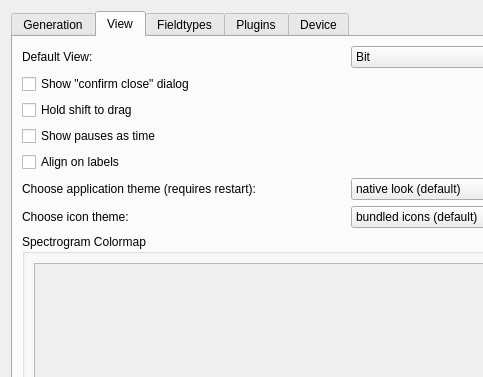
This is ui/options.ui in jopohl/urh as Qt 5 draws it before an edit; both pictures show x 0 to 483 and y 0 to 377 of the 696 by 653 pixel window. The edited form follows.
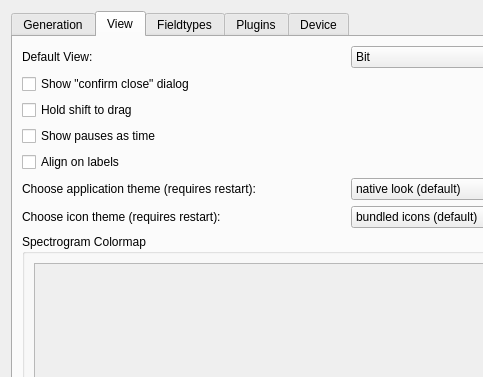
This is the edited form. Icons and pictures are not drawn. Custom widgets are drawn as their Qt base class.

Commit message: broader exception + text fix

Patch:
```diff
--- a/ui/options.ui
+++ b/ui/options.ui
@@ -174,7 +174,7 @@
          <item>
           <widget class="QLabel" name="labelIconTheme">
            <property name="text">
-            <string>Choose icon theme:</string>
+            <string>Choose icon theme (requires restart):</string>
            </property>
           </widget>
          </item>
```
Left out of the diff: 4 changed lines with no effect on the pictures. The commit also changes 2 other files.
